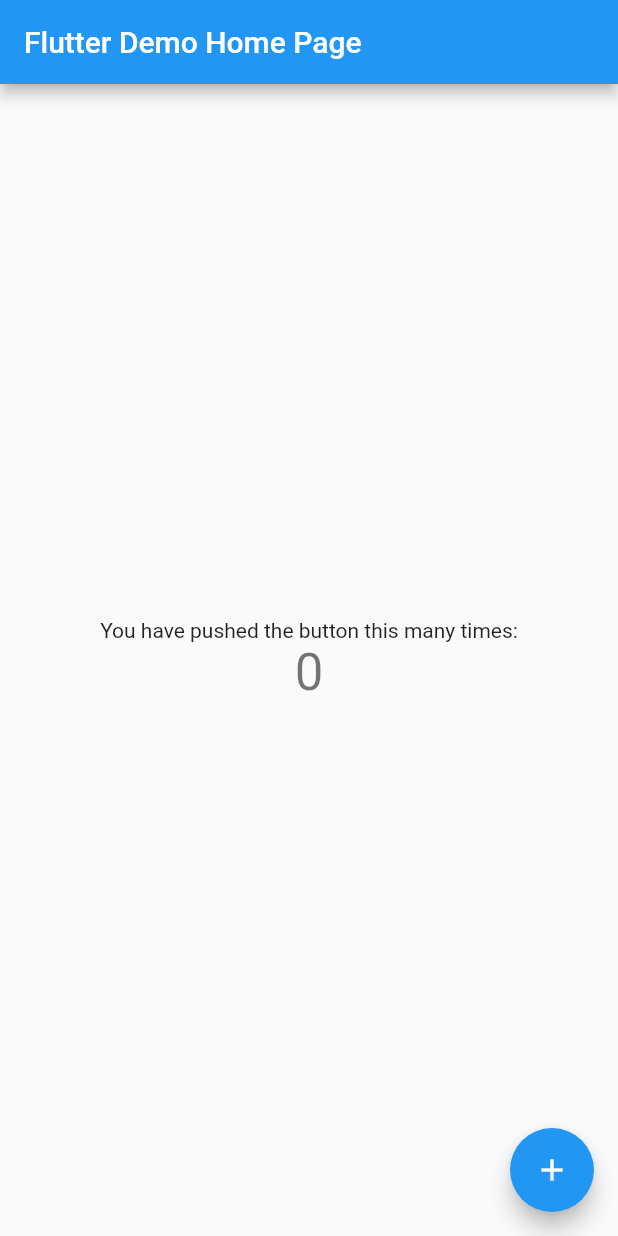
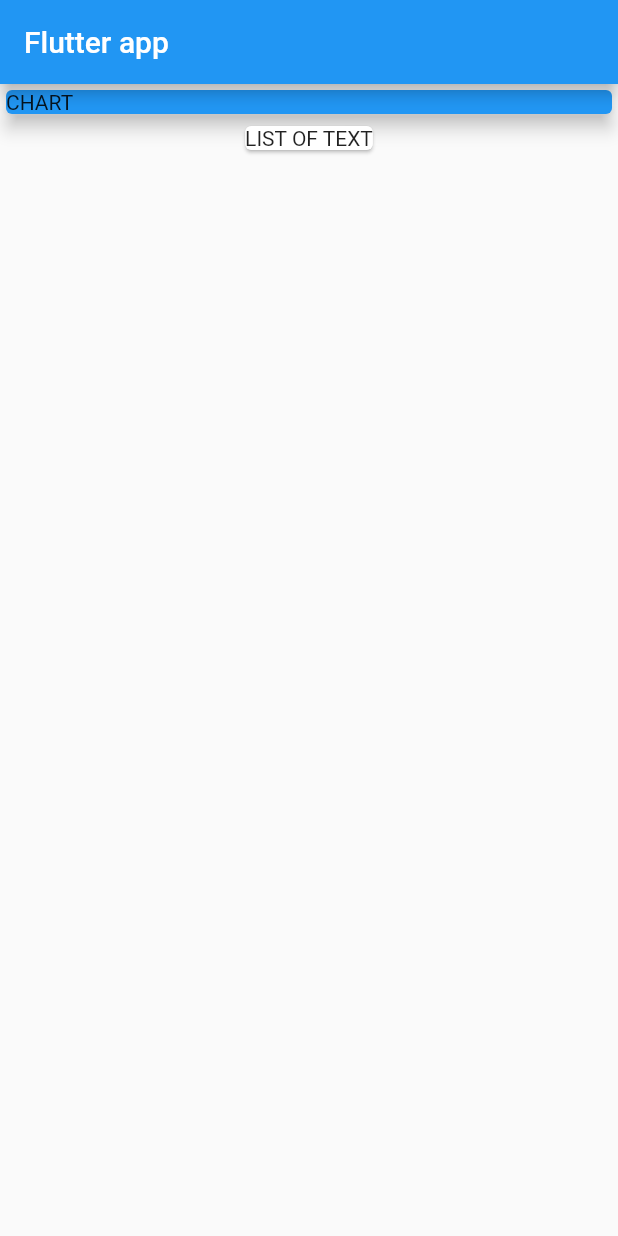
Before and after one commit to Forzz/Cash_spending_app, a Flutter app: the screen it shows after launch, on a phone screen of 412 x 824 dp. Run offline on Flutter 3.47's test engine with Material 2 defaults, Android fonts, the phone set to English and light mode, and no system bars.

Commit message:
Added 2 cards

```diff
--- a/lib/main.dart
+++ b/lib/main.dart
@@ -1,111 +1,38 @@
 import 'package:flutter/material.dart';
 
-void main() => runApp(MyApp());
+void main() => runApp(CashSpendingApp());
 
-class MyApp extends StatelessWidget {
-  // This widget is the root of your application.
+class CashSpendingApp extends StatelessWidget {
   @override
   Widget build(BuildContext context) {
     return MaterialApp(
       title: 'Flutter Demo',
-      theme: ThemeData(
-        // This is the theme of your application.
-        //
-        // Try running your application with "flutter run". You'll see the
-        // application has a blue toolbar. Then, without quitting the app, try
-        // changing the primarySwatch below to Colors.green and then invoke
-        // "hot reload" (press "r" in the console where you ran "flutter run",
-        // or simply save your changes to "hot reload" in a Flutter IDE).
-        // Notice that the counter didn't reset back to zero; the application
-        // is not restarted.
-        primarySwatch: Colors.blue,
-      ),
-      home: MyHomePage(title: 'Flutter Demo Home Page'),
+      home: MyHomePage(),
     );
   }
 }
 
-class MyHomePage extends StatefulWidget {
-  MyHomePage({Key key, this.title}) : super(key: key);
-
-  // This widget is the home page of your application. It is stateful, meaning
-  // that it has a State object (defined below) that contains fields that affect
-  // how it looks.
-
-  // This class is the configuration for the state. It holds the values (in this
-  // case the title) provided by the parent (in this case the App widget) and
-  // used by the build method of the State. Fields in a Widget subclass are
-  // always marked "final".
-
-  final String title;
-
-  @override
-  _MyHomePageState createState() => _MyHomePageState();
-}
-
-class _MyHomePageState extends State<MyHomePage> {
-  int _counter = 0;
-
-  void _incrementCounter() {
-    setState(() {
-      // This call to setState tells the Flutter framework that something has
-      // changed in this State, which causes it to rerun the build method below
-      // so that the display can reflect the updated values. If we changed
-      // _counter without calling setState(), then the build method would not be
-      // called again, and so nothing would appear to happen.
-      _counter++;
-    });
-  }
-
+class MyHomePage extends StatelessWidget {
   @override
   Widget build(BuildContext context) {
-    // This method is rerun every time setState is called, for instance as done
-    // by the _incrementCounter method above.
-    //
-    // The Flutter framework has been optimized to make rerunning build methods
-    // fast, so that you can just rebuild anything that needs updating rather
-    // than having to individually change instances of widgets.
     return Scaffold(
-      appBar: AppBar(
-        // Here we take the value from the MyHomePage object that was created by
-        // the App.build method, and use it to set our appbar title.
-        title: Text(widget.title),
-      ),
-      body: Center(
-        // Center is a layout widget. It takes a single child and positions it
-        // in the middle of the parent.
-        child: Column(
-          // Column is also a layout widget. It takes a list of children and
-          // arranges them vertically. By default, it sizes itself to fit its
-          // children horizontally, and tries to be as tall as its parent.
-          //
-          // Invoke "debug painting" (press "p" in the console, choose the
-          // "Toggle Debug Paint" action from the Flutter Inspector in Android
-          // Studio, or the "Toggle Debug Paint" command in Visual Studio Code)
-          // to see the wireframe for each widget.
-          //
-          // Column has various properties to control how it sizes itself and
-          // how it positions its children. Here we use mainAxisAlignment to
-          // center the children vertically; the main axis here is the vertical
-          // axis because Columns are vertical (the cross axis would be
-          // horizontal).
-          mainAxisAlignment: MainAxisAlignment.center,
+        appBar: AppBar(
+          title: Text('Flutter app'),
+        ),
+        body: Column(
           children: <Widget>[
-            Text(
-              'You have pushed the button this many times:',
+            Container(
+              width: double.infinity,
+              child: Card(
+                color: Colors.blue,
+                child: Text('CHART'),
+                elevation: 5,
+              ),
             ),
-            Text(
-              '$_counter',
-              style: Theme.of(context).textTheme.display1,
+            Card(
+              child: Text('LIST OF TEXT'),
             ),
           ],
-        ),
-      ),
-      floatingActionButton: FloatingActionButton(
-        onPressed: _incrementCounter,
-        tooltip: 'Increment',
-        child: Icon(Icons.add),
-      ), // This trailing comma makes auto-formatting nicer for build methods.
-    );
+        ));
   }
 }
```
